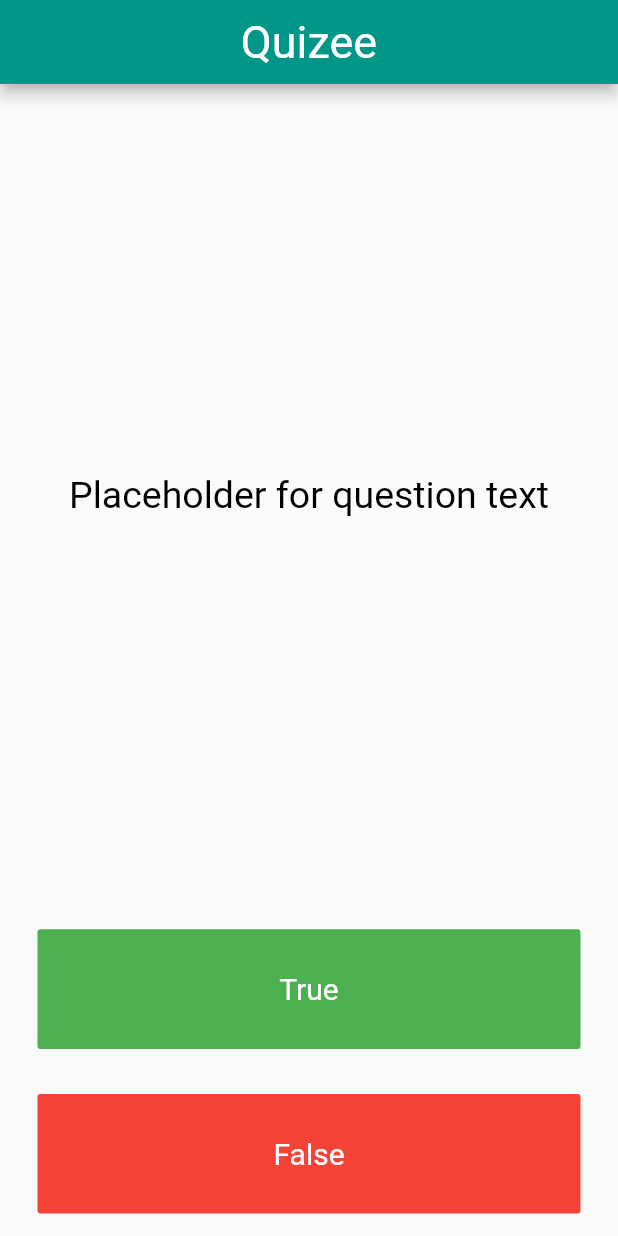
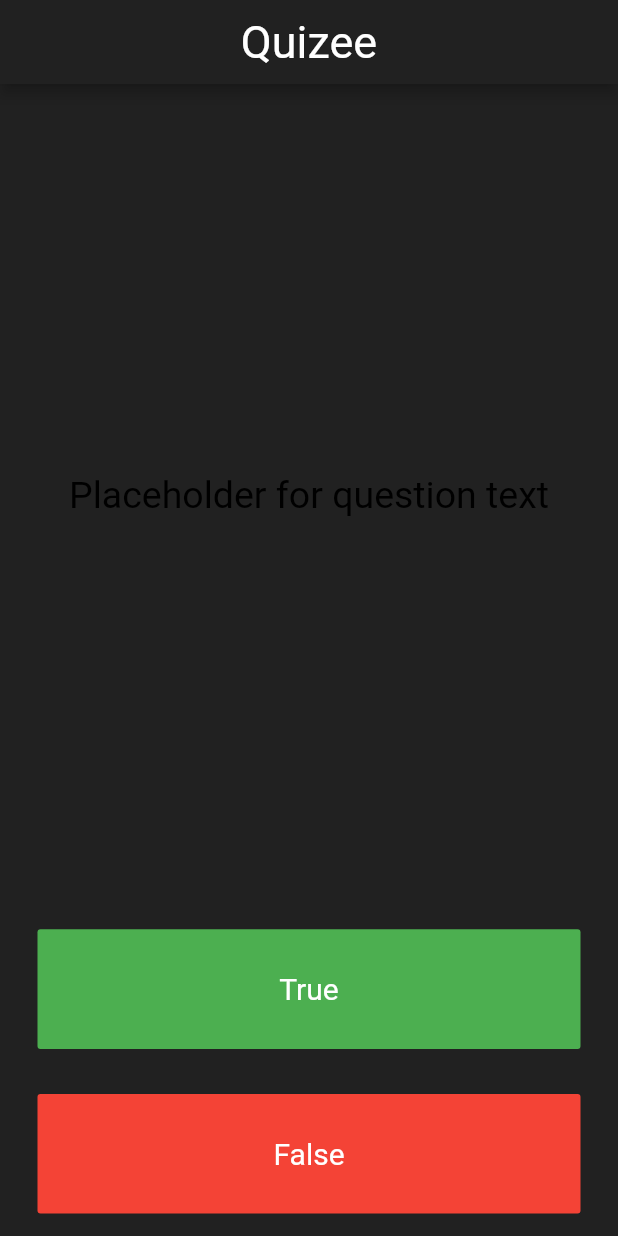
Before and after one commit to tchorzewski1991/quizee, a Flutter app: the screen it shows after launch, on a phone screen of 412 x 824 dp. Run offline on Flutter 3.47's test engine with Material 2 defaults, Android fonts, the phone set to English and light mode, and no system bars.

Commit message:
Make a background + app bar colors more unified

```diff
--- a/lib/main.dart
+++ b/lib/main.dart
@@ -10,6 +10,7 @@ class App extends StatelessWidget {
     return MaterialApp(
       debugShowCheckedModeBanner: false,
       home: Scaffold(
+        backgroundColor: Colors.grey.shade900,
         appBar: AppBar(
           title: Text(
             'Quizee',
@@ -20,7 +21,7 @@ class App extends StatelessWidget {
             ),
           ),
           centerTitle: true,
-          backgroundColor: Colors.teal,
+          backgroundColor: Colors.grey.shade900,
         ),
         body: SafeArea(
           child: Padding(
```
